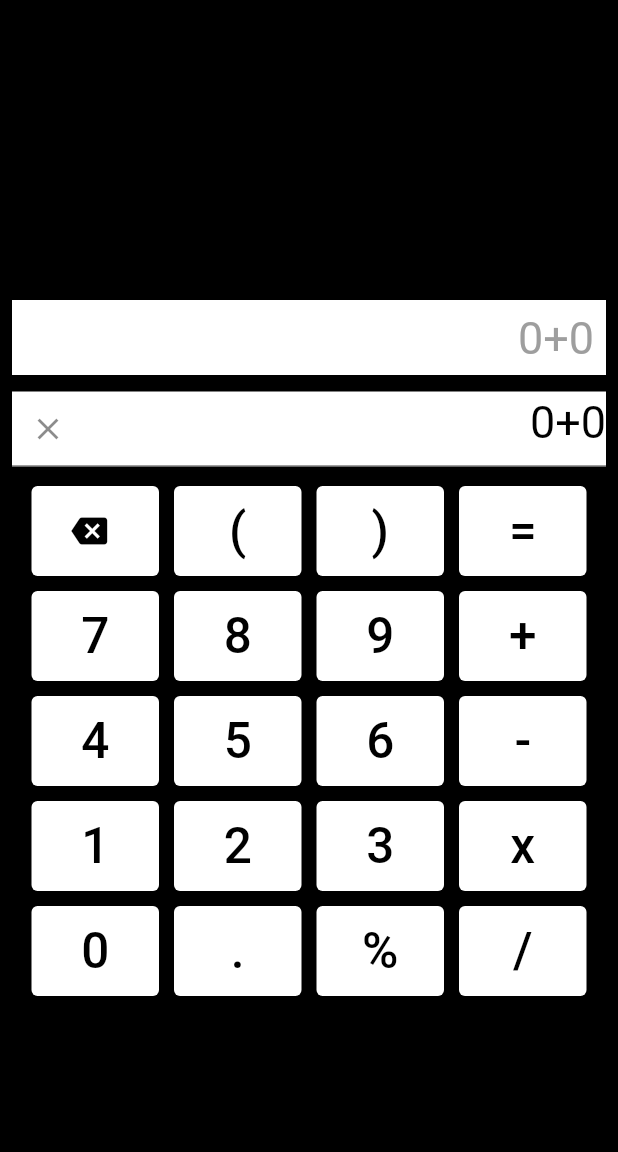
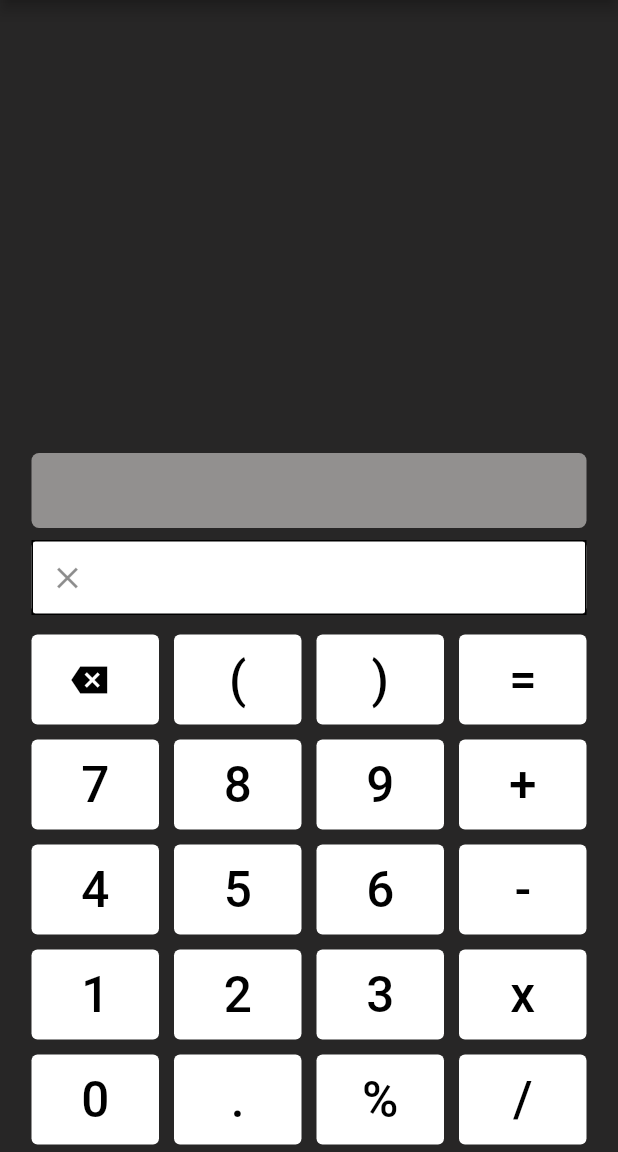
Before and after one commit to billy-paul1234/flutter_calculator_vault, a Flutter app: the screen it shows after launch, after a tap on an icon or button, on a phone screen of 412 x 824 dp, the part 84-1236 px from its top. Run offline on Flutter 3.47's test engine with Material 2 defaults, Android fonts, the light colour scheme and no system bars; our stand-ins replace math_expressions.

Commit message:
Commited at 2023-08-27 04:46:55 PM

```diff
--- a/lib/main.dart
+++ b/lib/main.dart
@@ -1,4 +1,5 @@
 import 'package:flutter/material.dart';
+import 'package:math_expressions/math_expressions.dart';
 
 void main() {
   runApp(const MyApp());
@@ -28,7 +29,7 @@ class MyHomePage extends StatefulWidget {
 
 class _MyHomePageState extends State<MyHomePage> {
   TextEditingController textEditingController = TextEditingController();
-  String exp = "0+0";
+  String exp = "";
   double bmargin = 5;
   double bsize = 85;
   double bheight = 60;
@@ -41,35 +42,49 @@ class _MyHomePageState extends State<MyHomePage> {
 
   @override
   Widget build(BuildContext context) {
+    // double screenWidth = MediaQuery.of(context).size.width;
+    // double containerWidth = screenWidth * 0.8; // 80% of the screen width
+    final textFieldBorder = OutlineInputBorder(
+      borderSide: const BorderSide(
+        style: BorderStyle.solid,
+      ),
+      borderRadius: BorderRadius.circular(0),
+    );
+
     return Scaffold(
       appBar: AppBar(
         title: Text(widget.title),
       ),
-      backgroundColor: Colors.black,
+      backgroundColor: const Color.fromARGB(255, 39, 38, 38),
       body: Center(
         child: Column(
+          mainAxisAlignment: MainAxisAlignment.end,
           children: <Widget>[
             Container(
-              margin: const EdgeInsets.fromLTRB(8, 200, 8, 3),
+              decoration: BoxDecoration(
+                color: Color.fromARGB(255, 146, 144, 143),
+                borderRadius: BorderRadius.circular(5),
+              ),
               padding: const EdgeInsets.all(8),
-              color: const Color.fromRGBO(255, 255, 255, 1),
               height: 50,
-              width: 400,
+              width: 370,
               child: Text(
                 exp,
                 style: const TextStyle(
-                    color: Colors.grey,
+                  color: Colors.white,
                   fontSize: 30,
                 ),
                 textAlign: TextAlign.end,
               ),
-
             ),
             Container(
+              decoration: BoxDecoration(
+                color: const Color.fromRGBO(255, 255, 255, 1),
+                borderRadius: BorderRadius.circular(5),
+              ),
               margin: const EdgeInsets.all(8),
               height: 50,
-              width: 400,
-              color: Colors.white,
+              width: 370,
               child: TextField(
                 readOnly: true,
                 style: const TextStyle(
@@ -77,15 +92,22 @@ class _MyHomePageState extends State<MyHomePage> {
                   fontSize: 30,
                 ),
                 decoration: InputDecoration(
-                  hintText: "0+0",
+                  hintText: textEditingController.text,
                   hintStyle: const TextStyle(
                     color: Colors.black,
                     fontSize: 30,
                   ),
                   prefixIcon: IconButton(
                     icon: const Icon(Icons.clear),
-                    onPressed: () {},
+                    onPressed: () {
+                      setState(() {
+                        textEditingController.text = "";
+                        exp="";
+                      });
+                    },
                   ),
+                  enabledBorder: textFieldBorder,
+                  focusedBorder: textFieldBorder,
                 ),
                 controller: textEditingController,
                 textAlign: TextAlign.end,
@@ -99,11 +121,11 @@ class _MyHomePageState extends State<MyHomePage> {
                     Container(
                       margin: EdgeInsets.all(bmargin),
                       child: TextButton.icon(
-                        icon: Icon(Icons.backspace),
+                        icon: Icon(Icons.backspace_sharp),
                         label: Text(""),
                         onPressed: () {
                           setState(() {
-                            // result = double.parse(textEditingController.text) * 82.55;
+                            // textEditingController = double.parse(textEditingController.text) * 82.55;
                           });
                         },
                         style: ButtonStyle(
@@ -127,7 +149,7 @@ class _MyHomePageState extends State<MyHomePage> {
                       child: TextButton(
                         onPressed: () {
                           setState(() {
-                            // result = double.parse(textEditingController.text) * 82.55;
+                            textEditingController.text = "${textEditingController.text}(";
                           });
                         },
                         style: ButtonStyle(
@@ -155,7 +177,9 @@ class _MyHomePageState extends State<MyHomePage> {
                       child: TextButton(
                         onPressed: () {
                           setState(() {
-                            // result = double.parse(textEditingController.text) * 82.55;
+                            setState(() {
+                            textEditingController.text = "${textEditingController.text})";
+                            });
                           });
                         },
                         style: ButtonStyle(
@@ -183,7 +207,15 @@ class _MyHomePageState extends State<MyHomePage> {
                       child: TextButton(
                         onPressed: () {
                           setState(() {
-                            // result = double.parse(textEditingController.text) * 82.55;
+                            exp = textEditingController.text;
+                            try {
+                              Parser parser= Parser();
+                              Expression expression = parser.parse(exp);
+                               ContextModel contextModel =ContextModel();
+                              textEditingController.text = expression.evaluate(EvaluationType.REAL, contextModel).toString() ;
+                            } catch (e) {
+                              debugPrint("Error : $e");
+                            }
                           });
                         },
                         style: ButtonStyle(
@@ -216,7 +248,7 @@ class _MyHomePageState extends State<MyHomePage> {
                       child: TextButton(
                         onPressed: () {
                           setState(() {
-                            // result = double.parse(textEditingController.text) * 82.55;
+                            textEditingController.text = "${textEditingController.text}7";
                           });
                         },
                         style: ButtonStyle(
@@ -244,7 +276,7 @@ class _MyHomePageState extends State<MyHomePage> {
                       child: TextButton(
                         onPressed: () {
                           setState(() {
-                            // result = double.parse(textEditingController.text) * 82.55;
+                            textEditingController.text = "${textEditingController.text}8";
                           });
                         },
                         style: ButtonStyle(
@@ -272,7 +304,7 @@ class _MyHomePageState extends State<MyHomePage> {
                       child: TextButton(
                         onPressed: () {
                           setState(() {
-                            // result = double.parse(textEditingController.text) * 82.55;
+                            textEditingController.text = "${textEditingController.text}9";
                           });
                         },
                         style: ButtonStyle(
@@ -300,7 +332,7 @@ class _MyHomePageState extends State<MyHomePage> {
                       child: TextButton(
                         onPressed: () {
                           setState(() {
-                            // result = double.parse(textEditingController.text) * 82.55;
+                            textEditingController.text = "${textEditingController.text}+";
                           });
                         },
                         style: ButtonStyle(
@@ -333,7 +365,7 @@ class _MyHomePageState extends State<MyHomePage> {
                       child: TextButton(
                         onPressed: () {
                           setState(() {
-                            // result = double.parse(textEditingController.text) * 82.55;
+                            textEditingController.text = "${textEditingController.text}4";
                           });
                         },
                         style: ButtonStyle(
@@ -361,7 +393,7 @@ class _MyHomePageState extends State<MyHomePage> {
                       child: TextButton(
                         onPressed: () {
                           setState(() {
-                            // result = double.parse(textEditingController.text) * 82.55;
+                            textEditingController.text = "${textEditingController.text}5";
                           });
                         },
                         style: ButtonStyle(
@@ -389,7 +421,7 @@ class _MyHomePageState extends State<MyHomePage> {
                       child: TextButton(
                         onPressed: () {
                           setState(() {
-                            // result = double.parse(textEditingController.text) * 82.55;
+                            textEditingController.text = "${textEditingController.text}6";
                           });
                         },
                         style: ButtonStyle(
@@ -417,7 +449,7 @@ class _MyHomePageState extends State<MyHomePage> {
                       child: TextButton(
                         onPressed: () {
                           setState(() {
-                            // result = double.parse(textEditingController.text) * 82.55;
+                            textEditingController.text = "${textEditingController.text}-";
                           });
                         },
                         style: ButtonStyle(
@@ -450,7 +482,7 @@ class _MyHomePageState extends State<MyHomePage> {
                       child: TextButton(
                         onPressed: () {
                           setState(() {
-                            // result = double.parse(textEditingController.text) * 82.55;
+                            textEditingController.text = "${textEditingController.text}1";
                           });
                         },
                         style: ButtonStyle(
@@ -478,7 +510,7 @@ class _MyHomePageState extends State<MyHomePage> {
                       child: TextButton(
                         onPressed: () {
                           setState(() {
-                            // result = double.parse(textEditingController.text) * 82.55;
+                            textEditingController.text = "${textEditingController.text}2";
                           });
                         },
                         style: ButtonStyle(
@@ -506,7 +538,7 @@ class _MyHomePageState extends State<MyHomePage> {
                       child: TextButton(
                         onPressed: () {
                           setState(() {
-                            // result = double.parse(textEditingController.text) * 82.55;
+                            textEditingController.text = "${textEditingController.text}3";
                           });
                         },
                         style: ButtonStyle(
@@ -534,7 +566,7 @@ class _MyHomePageState extends State<MyHomePage> {
                       child: TextButton(
                         onPressed: () {
                           setState(() {
-                            // result = double.parse(textEditingController.text) * 82.55;
+                            textEditingController.text = "${textEditingController.text}*";
                           });
                         },
                         style: ButtonStyle(
@@ -567,7 +599,7 @@ class _MyHomePageState extends State<MyHomePage> {
                       child: TextButton(
                         onPressed: () {
                           setState(() {
-                            // result = double.parse(textEditingController.text) * 82.55;
+                            textEditingController.text = "${textEditingController.text}0";
                           });
                         },
                         style: ButtonStyle(
@@ -595,7 +627,7 @@ class _MyHomePageState extends State<MyHomePage> {
                       child: TextButton(
                         onPressed: () {
                           setState(() {
-                            // result = double.parse(textEditingController.text) * 82.55;
+                            textEditingController.text = "${textEditingController.text}.";
                           });
                         },
                         style: ButtonStyle(
@@ -623,7 +655,7 @@ class _MyHomePageState extends State<MyHomePage> {
                       child: TextButton(
                         onPressed: () {
                           setState(() {
-                            // result = double.parse(textEditingController.text) * 82.55;
+                            textEditingController.text = "${textEditingController.text}%";
                           });
                         },
                         style: ButtonStyle(
@@ -651,7 +683,7 @@ class _MyHomePageState extends State<MyHomePage> {
                       child: TextButton(
                         onPressed: () {
                           setState(() {
-                            // result = double.parse(textEditingController.text) * 82.55;
+                            textEditingController.text = "${textEditingController.text}/";
                           });
                         },
                         style: ButtonStyle(
--- a/pubspec.yaml
+++ b/pubspec.yaml
@@ -35,6 +35,7 @@ dependencies:
   # The following adds the Cupertino Icons font to your application.
   # Use with the CupertinoIcons class for iOS style icons.
   cupertino_icons: ^1.0.2
+  math_expressions: ^2.1.0
 
 dev_dependencies:
   flutter_test:
```
Also changed, not shown: pubspec.lock. Lines whose indentation alone changed are shown as unchanged.
